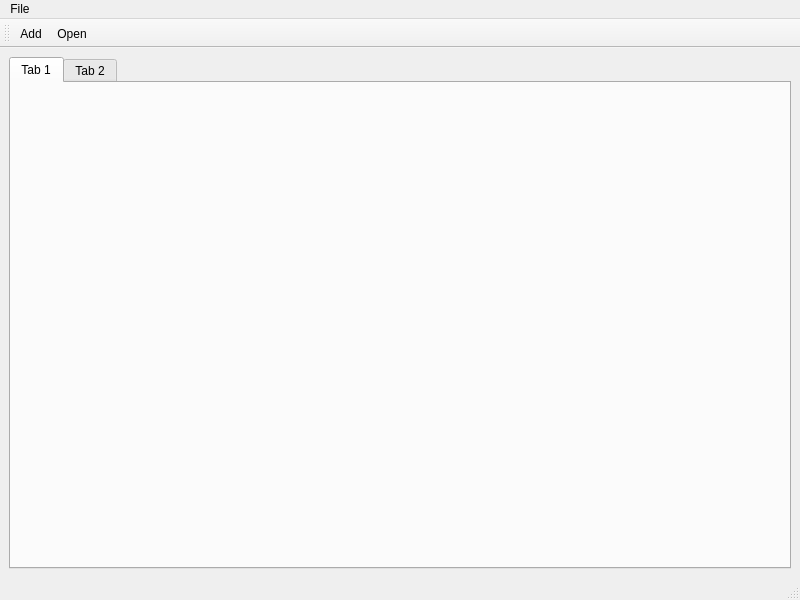
Above: enemy/enemyedit.ui from protoman/firefly-enemies-editor before the change. Below: the same form after it.
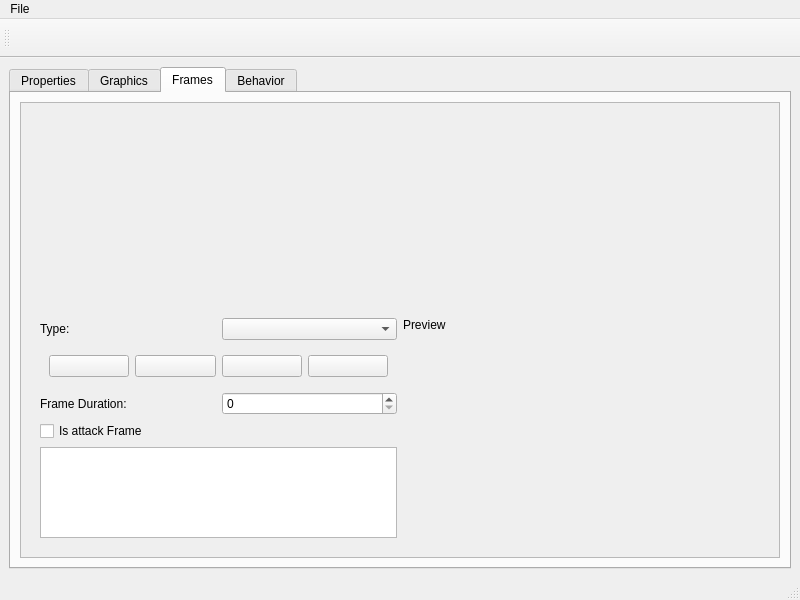
That is the form after the change. Icons and pictures are not drawn.

```diff
--- a/enemy/enemyedit.ui
+++ b/enemy/enemyedit.ui
@@ -17,14 +17,316 @@
    <layout class="QGridLayout" name="gridLayout">
     <item row="0" column="0">
      <widget class="QTabWidget" name="tabWidget">
+      <property name="currentIndex">
+       <number>2</number>
+      </property>
       <widget class="QWidget" name="tab">
        <attribute name="title">
-        <string>Tab 1</string>
+        <string>Properties</string>
        </attribute>
       </widget>
       <widget class="QWidget" name="tab_2">
        <attribute name="title">
-        <string>Tab 2</string>
+        <string>Graphics</string>
+       </attribute>
+       <layout class="QGridLayout" name="gridLayout_5">
+        <item row="0" column="0">
+         <widget class="QScrollArea" name="scrollArea_2">
+          <property name="widgetResizable">
+           <bool>true</bool>
+          </property>
+          <widget class="QWidget" name="scrollAreaWidgetContents_2">
+           <property name="geometry">
+            <rect>
+             <x>0</x>
+             <y>0</y>
+             <width>758</width>
+             <height>433</height>
+            </rect>
+           </property>
+           <layout class="QGridLayout" name="gridLayout_6">
+            <item row="2" column="1">
+             <layout class="QGridLayout" name="gridLayout_9">
+              <item row="0" column="0">
+               <widget class="QLabel" name="label_13">
+                <property name="text">
+                 <string>X:</string>
+                </property>
+               </widget>
+              </item>
+              <item row="1" column="0">
+               <widget class="QLabel" name="label_14">
+                <property name="text">
+                 <string>Y:</string>
+                </property>
+               </widget>
+              </item>
+              <item row="0" column="1">
+               <widget class="QSpinBox" name="projectileOriginXSpinBox"/>
+              </item>
+              <item row="1" column="1">
+               <widget class="QSpinBox" name="projectileOriginYSpinBox"/>
+              </item>
+             </layout>
+            </item>
+            <item row="0" column="0">
+             <widget class="QLabel" name="label_8">
+              <property name="text">
+               <string>Graphic File:</string>
+              </property>
+             </widget>
+            </item>
+            <item row="1" column="1">
+             <layout class="QGridLayout" name="gridLayout_8">
+              <item row="0" column="0">
+               <widget class="QLabel" name="label_11">
+                <property name="text">
+                 <string>Width:</string>
+                </property>
+               </widget>
+              </item>
+              <item row="1" column="0">
+               <widget class="QLabel" name="label_12">
+                <property name="text">
+                 <string>Height:</string>
+                </property>
+               </widget>
+              </item>
+              <item row="0" column="1">
+               <widget class="QSpinBox" name="spriteSizeWidthSpinBox"/>
+              </item>
+              <item row="1" column="1">
+               <widget class="QSpinBox" name="spriteSizeHeightSpinBox"/>
+              </item>
+             </layout>
+            </item>
+            <item row="0" column="1">
+             <widget class="QComboBox" name="GraphicFilenameComboBox"/>
+            </item>
+            <item row="2" column="0">
+             <widget class="QLabel" name="label_10">
+              <property name="text">
+               <string>Projectile Origin:</string>
+              </property>
+             </widget>
+            </item>
+            <item row="1" column="0">
+             <widget class="QLabel" name="label_9">
+              <property name="text">
+               <string>Sprite Size:</string>
+              </property>
+             </widget>
+            </item>
+            <item row="3" column="0">
+             <spacer name="verticalSpacer_2">
+              <property name="orientation">
+               <enum>Qt::Vertical</enum>
+              </property>
+              <property name="sizeHint" stdset="0">
+               <size>
+                <width>20</width>
+                <height>40</height>
+               </size>
+              </property>
+             </spacer>
+            </item>
+           </layout>
+          </widget>
+         </widget>
+        </item>
+       </layout>
+      </widget>
+      <widget class="QWidget" name="tab_3">
+       <attribute name="title">
+        <string>Frames</string>
+       </attribute>
+       <layout class="QHBoxLayout" name="horizontalLayout">
+        <item>
+         <widget class="QScrollArea" name="scrollArea_3">
+          <property name="widgetResizable">
+           <bool>true</bool>
+          </property>
+          <widget class="QWidget" name="scrollAreaWidgetContents_3">
+           <property name="geometry">
+            <rect>
+             <x>0</x>
+             <y>0</y>
+             <width>744</width>
+             <height>451</height>
+            </rect>
+           </property>
+           <layout class="QGridLayout" name="gridLayout_12">
+            <item row="0" column="0">
+             <widget class="QWidget" name="frameSelectWidget" native="true">
+              <property name="sizePolicy">
+               <sizepolicy hsizetype="Preferred" vsizetype="MinimumExpanding">
+                <horstretch>0</horstretch>
+                <verstretch>0</verstretch>
+               </sizepolicy>
+              </property>
+              <property name="minimumSize">
+               <size>
+                <width>320</width>
+                <height>200</height>
+               </size>
+              </property>
+             </widget>
+            </item>
+            <item row="1" column="0">
+             <layout class="QGridLayout" name="gridLayout_10">
+              <property name="leftMargin">
+               <number>10</number>
+              </property>
+              <property name="rightMargin">
+               <number>10</number>
+              </property>
+              <item row="0" column="0">
+               <layout class="QGridLayout" name="gridLayout_11">
+                <item row="0" column="0">
+                 <layout class="QVBoxLayout" name="verticalLayout">
+                  <property name="bottomMargin">
+                   <number>10</number>
+                  </property>
+                  <item>
+                   <layout class="QHBoxLayout" name="horizontalLayout_3">
+                    <item>
+                     <widget class="QLabel" name="label_16">
+                      <property name="text">
+                       <string>Type:</string>
+                      </property>
+                     </widget>
+                    </item>
+                    <item>
+                     <widget class="QComboBox" name="framesetTypeComboBox"/>
+                    </item>
+                   </layout>
+                  </item>
+                  <item>
+                   <widget class="QWidget" name="horizontalWidget_2" native="true">
+                    <property name="sizePolicy">
+                     <sizepolicy hsizetype="Preferred" vsizetype="Fixed">
+                      <horstretch>0</horstretch>
+                      <verstretch>0</verstretch>
+                     </sizepolicy>
+                    </property>
+                    <layout class="QHBoxLayout" name="horizontalLayout_4">
+                     <item>
+                      <widget class="QPushButton" name="addPushButton">
+                       <property name="text">
+                        <string/>
+                       </property>
+                       <property name="icon">
+                        <iconset>
+                         <normalon>:/icons/icons/add-files-to-archive-symbolic.svg</normalon>
+                        </iconset>
+                       </property>
+                      </widget>
+                     </item>
+                     <item>
+                      <widget class="QPushButton" name="removePushButton">
+                       <property name="text">
+                        <string/>
+                       </property>
+                       <property name="icon">
+                        <iconset>
+                         <normalon>:/icons/icons/bqm-remove.svg</normalon>
+                        </iconset>
+                       </property>
+                      </widget>
+                     </item>
+                     <item>
+                      <widget class="QPushButton" name="upPushButton">
+                       <property name="text">
+                        <string/>
+                       </property>
+                       <property name="icon">
+                        <iconset>
+                         <normalon>:/icons/icons/arrow-up-dark.svg</normalon>
+                        </iconset>
+                       </property>
+                      </widget>
+                     </item>
+                     <item>
+                      <widget class="QPushButton" name="downPushButton">
+                       <property name="text">
+                        <string/>
+                       </property>
+                       <property name="icon">
+                        <iconset>
+                         <normalon>:/icons/icons/arrow-down-dark.svg</normalon>
+                        </iconset>
+                       </property>
+                      </widget>
+                     </item>
+                    </layout>
+                   </widget>
+                  </item>
+                  <item>
+                   <layout class="QHBoxLayout" name="horizontalLayout_5">
+                    <item>
+                     <widget class="QLabel" name="label_17">
+                      <property name="text">
+                       <string>Frame Duration:</string>
+                      </property>
+                     </widget>
+                    </item>
+                    <item>
+                     <widget class="QSpinBox" name="frameDurationSpinBox"/>
+                    </item>
+                   </layout>
+                  </item>
+                  <item>
+                   <widget class="QCheckBox" name="isAttackFrameCheckBox">
+                    <property name="text">
+                     <string>Is attack Frame</string>
+                    </property>
+                   </widget>
+                  </item>
+                  <item>
+                   <widget class="QListWidget" name="framesListWidget">
+                    <property name="sizePolicy">
+                     <sizepolicy hsizetype="Preferred" vsizetype="Expanding">
+                      <horstretch>0</horstretch>
+                      <verstretch>0</verstretch>
+                     </sizepolicy>
+                    </property>
+                   </widget>
+                  </item>
+                 </layout>
+                </item>
+               </layout>
+              </item>
+              <item row="0" column="1">
+               <layout class="QGridLayout" name="gridLayout_13">
+                <item row="0" column="0">
+                 <widget class="QLabel" name="label_15">
+                  <property name="sizePolicy">
+                   <sizepolicy hsizetype="Preferred" vsizetype="Fixed">
+                    <horstretch>0</horstretch>
+                    <verstretch>0</verstretch>
+                   </sizepolicy>
+                  </property>
+                  <property name="text">
+                   <string>Preview</string>
+                  </property>
+                 </widget>
+                </item>
+                <item row="1" column="0">
+                 <widget class="QWidget" name="framesPreviewWidget" native="true"/>
+                </item>
+               </layout>
+              </item>
+             </layout>
+            </item>
+           </layout>
+          </widget>
+         </widget>
+        </item>
+       </layout>
+      </widget>
+      <widget class="QWidget" name="tab_4">
+       <attribute name="title">
+        <string>Behavior</string>
        </attribute>
       </widget>
      </widget>
@@ -62,7 +364,6 @@
     <bool>false</bool>
    </attribute>
    <addaction name="actionAdd"/>
-   <addaction name="actionOpen"/>
   </widget>
   <action name="actionNew">
    <property name="text">
@@ -84,18 +385,7 @@
     <iconset theme="QIcon::ThemeIcon::ContactNew"/>
    </property>
    <property name="text">
-    <string>Add</string>
-   </property>
-   <property name="menuRole">
-    <enum>QAction::NoRole</enum>
-   </property>
-  </action>
-  <action name="actionOpen">
-   <property name="icon">
-    <iconset theme="QIcon::ThemeIcon::DocumentOpen"/>
-   </property>
-   <property name="text">
-    <string>Open</string>
+    <string/>
    </property>
    <property name="menuRole">
     <enum>QAction::NoRole</enum>
```
Left out of the diff: 114 changed lines with no effect on the pictures.
